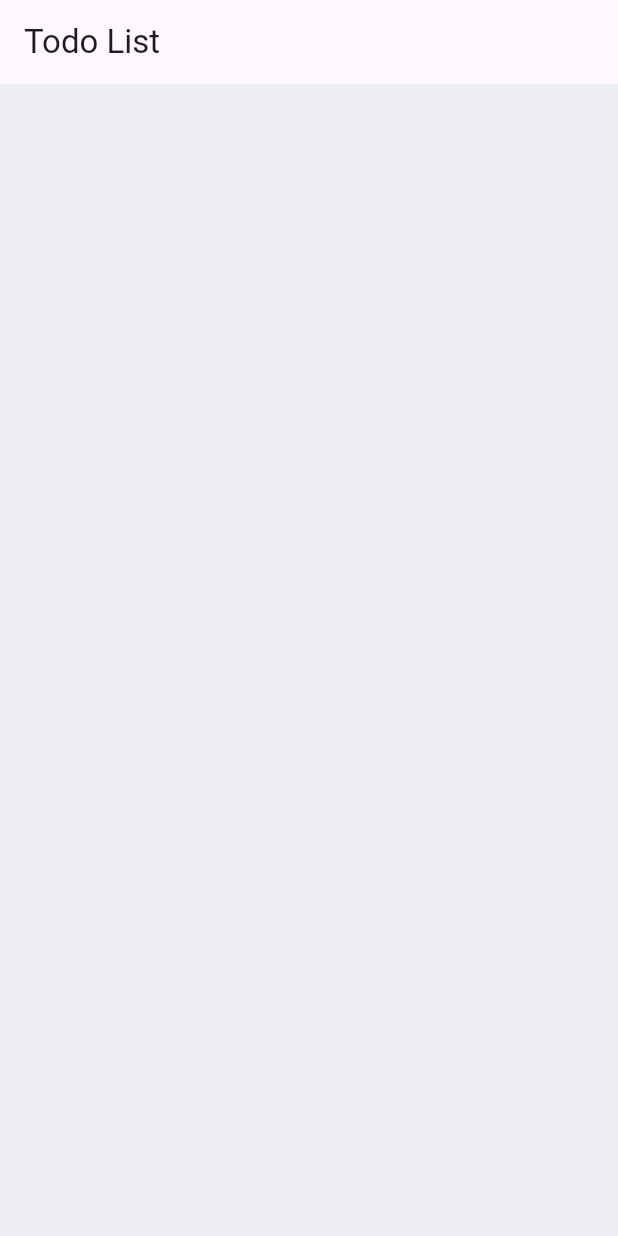
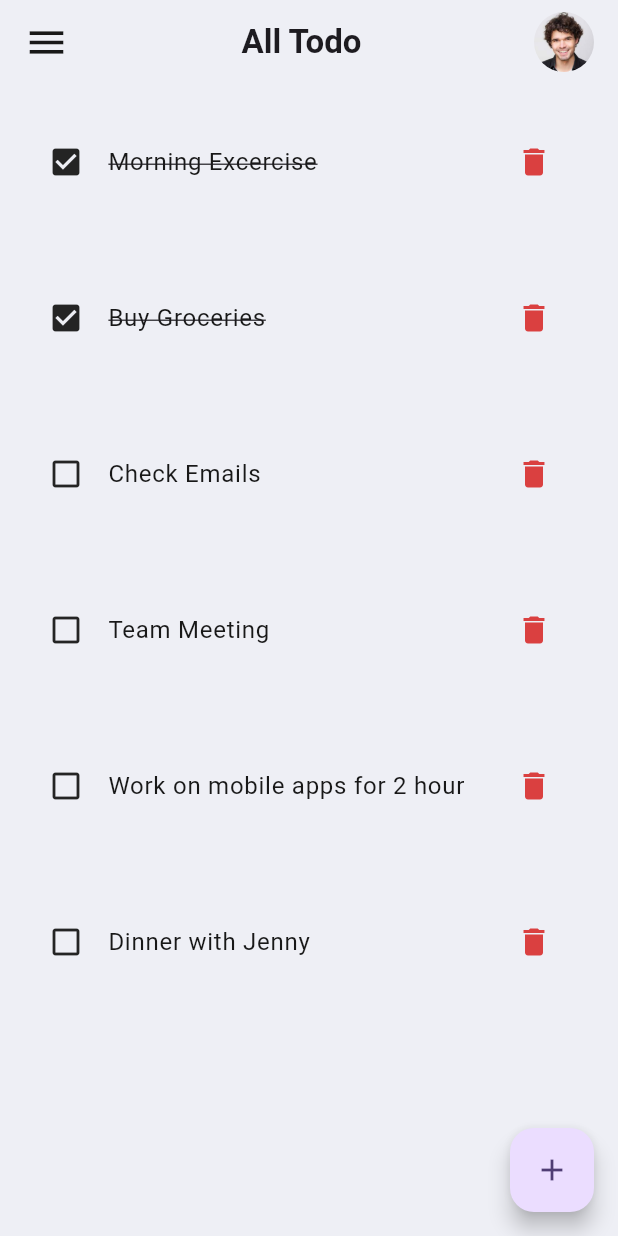
Before and after one commit to muhamadrio-code/flutter-todolist, a Flutter app: the screen it shows after launch, on a phone screen of 412 x 824 dp. Run offline on Flutter 3.47's test engine with Material 3 defaults, Android fonts, the phone set to English and light mode, and no system bars.

Commit message:
todo list

```diff
--- a/lib/main.dart
+++ b/lib/main.dart
@@ -11,6 +11,7 @@ class MyApp extends StatelessWidget {
   @override
   Widget build(BuildContext context) {
     return MaterialApp(
+      debugShowCheckedModeBanner: false,
       title: 'Todo List',
       theme: ThemeData(
         colorScheme: ColorScheme.fromSeed(seedColor: Colors.deepPurple),
--- /dev/null
+++ b/lib/model/todo.dart
@@ -0,0 +1,30 @@
+class Todo {
+  final String id;
+  String content;
+  bool isDone;
+
+  Todo({required this.id, required this.content, this.isDone = false});
+
+  static List<Todo> todoList() {
+    return [
+      Todo(id: '01', content: 'Morning Excercise', isDone: true),
+      Todo(id: '02', content: 'Buy Groceries', isDone: true),
+      Todo(
+        id: '03',
+        content: 'Check Emails',
+      ),
+      Todo(
+        id: '04',
+        content: 'Team Meeting',
+      ),
+      Todo(
+        id: '05',
+        content: 'Work on mobile apps for 2 hour',
+      ),
+      Todo(
+        id: '06',
+        content: 'Dinner with Jenny',
+      ),
+    ];
+  }
+}
--- a/lib/screens/home.dart
+++ b/lib/screens/home.dart
@@ -1,19 +1,128 @@
 import 'package:flutter/material.dart';
 import 'package:todo_list/constraints/color.dart';
+import 'package:todo_list/model/todo.dart';
+import 'package:todo_list/widgets/todo_item.dart';
 
 class Home extends StatefulWidget {
-  const Home({Key? key}) : super(key: key);
+  const Home({super.key});
 
   @override
   State<Home> createState() => _HomeState();
 }
 
 class _HomeState extends State<Home> {
+  final todoList = Todo.todoList();
+  final TextEditingController _todoInput = TextEditingController();
+
   @override
   Widget build(BuildContext context) {
     return Scaffold(
       backgroundColor: tdBgColor,
-      appBar: AppBar(title: const Text("Todo List")),
+      appBar: _buildAppBar(),
+      body: ListView(children: [
+        for (Todo todo in todoList)
+          TodoItem(
+            todo: todo,
+            onDeleteItem: onTodoDelete,
+            onChangeItem: onTodoChange,
+          )
+      ]),
+      floatingActionButton: _fab(context),
     );
   }
+
+  void onTodoDelete(Todo todo) {
+    setState(() {
+      todoList.remove(todo);
+    });
+  }
+
+  void onTodoChange(Todo todo) {
+    setState(() {
+      todo.isDone = !todo.isDone;
+    });
+  }
+
+  void _addTodo(String content) {
+    setState(() {
+      final newTodo = Todo(id: DateTime.now().toString(), content: content);
+      todoList.insert(0, newTodo);
+      _todoInput.clear();
+    });
+  }
+
+  Widget _fab(BuildContext context) {
+    return FloatingActionButton(
+      onPressed: () => _openDialog(context),
+      tooltip: "Add Todo",
+      child: const Icon(Icons.add),
+    );
+  }
+
+  Future<dynamic> _openDialog(BuildContext context) {
+    return showDialog(
+      context: context,
+      builder: (context) {
+        return AlertDialog(
+          title: const Text('New Todo'),
+          content: TextField(
+            controller: _todoInput,
+            decoration: const InputDecoration(hintText: "Title"),
+          ),
+          actions: <Widget>[
+            TextButton(
+              child: const Text('cancel'),
+              onPressed: () {
+                _todoInput.clear();
+                Navigator.pop(context);
+              },
+            ),
+            TextButton(
+              child: const Text('ok'),
+              onPressed: () {
+                _addTodo(_todoInput.text);
+                Navigator.pop(context);
+              },
+            ),
+          ],
+        );
+      },
+    );
+  }
+
+  AppBar _buildAppBar() {
+    return AppBar(
+      backgroundColor: tdBgColor,
+      elevation: 0,
+      title: Row(
+        mainAxisAlignment: MainAxisAlignment.spaceBetween,
+        children: [
+          const Icon(
+            Icons.menu,
+            color: tdBlack,
+            size: 30,
+          ),
+          const Expanded(
+            child: Text(
+              "All Todo",
+              textAlign: TextAlign.center,
+              style: TextStyle(fontWeight: FontWeight.bold),
+            ),
+          ),
+          SizedBox(
+              height: 40,
+              width: 40,
+              child: ClipRRect(
+                  borderRadius: BorderRadius.circular(20),
+                  child: Image.asset('assets/images/avatar.jpg')))
+        ],
+      ),
+    );
+  }
+
+  @override
+  void dispose() {
+    _todoInput.dispose();
+    super.dispose();
+  }
 }
--- /dev/null
+++ b/lib/widgets/todo_item.dart
@@ -0,0 +1,68 @@
+import 'package:flutter/material.dart';
+import 'package:todo_list/constraints/color.dart';
+import 'package:todo_list/model/todo.dart';
+
+typedef TodoItemHandler = void Function(Todo todo);
+
+class TodoItem extends StatelessWidget {
+  final Todo todo;
+  final TodoItemHandler? onDeleteItem;
+  final TodoItemHandler? onChangeItem;
+  const TodoItem(
+      {super.key, required this.todo, this.onDeleteItem, this.onChangeItem});
+
+  @override
+  Widget build(BuildContext context) {
+    return Container(
+      margin: _symmetric(v: 8.0, h: 16.0),
+      child: ListTile(
+        onTap: () => onChangeItem?.call(todo),
+        shape: _smallRoundedRectBorder(),
+        tileColor: tdBgColor,
+        contentPadding: _symmetric(v: 16, h: 16),
+        leading: _leadingIcon(),
+        title: _title(),
+        trailing: _trailing(),
+      ),
+    );
+  }
+
+  Widget _title() {
+    return Text(
+      todo.content,
+      style: TextStyle(
+          color: tdBlack,
+          fontSize: 16,
+          decoration: todo.isDone ? TextDecoration.lineThrough : null),
+    );
+  }
+
+  Icon _leadingIcon() {
+    return Icon(
+      todo.isDone ? Icons.check_box : Icons.check_box_outline_blank_outlined,
+      color: const Color.fromARGB(255, 36, 36, 36),
+    );
+  }
+
+  ShapeBorder _smallRoundedRectBorder() {
+    return const RoundedRectangleBorder(
+        borderRadius: BorderRadius.all(Radius.circular(5.0)));
+  }
+
+  EdgeInsetsGeometry _symmetric({double v = 0.0, double h = 0.0}) {
+    return EdgeInsets.symmetric(vertical: v, horizontal: h);
+  }
+
+  Widget _trailing() {
+    return IconButton(
+      color: tdRed,
+      icon: const Icon(
+        Icons.delete,
+      ),
+      onPressed: () {
+        onDeleteItem?.call(todo);
+      },
+      style: ButtonStyle(backgroundColor: WidgetStateProperty.all(tdBgColor)),
+    );
+  }
+}
--- a/pubspec.yaml
+++ b/pubspec.yaml
@@ -58,7 +58,7 @@ flutter:
 
   # To add assets to your application, add an assets section, like this:
   assets:
-    - assets/
+    - assets/images/
   #   - images/a_dot_ham.jpeg
 
   # An image asset can refer to one or more resolution-specific "variants", see
```
